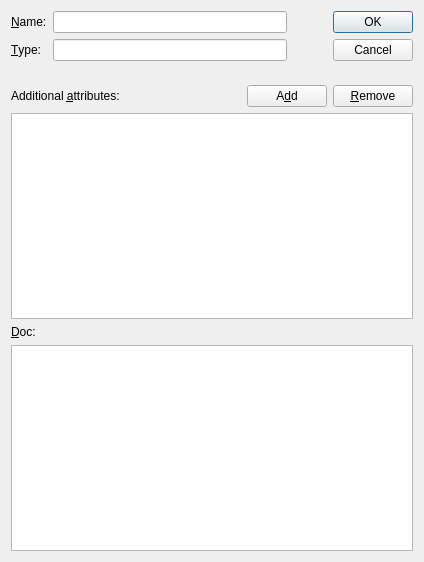
Above: ndtsconfigtool/groupdlg.ui from jkotan/nexdatas.configtool before the change. Below: the same form after it.
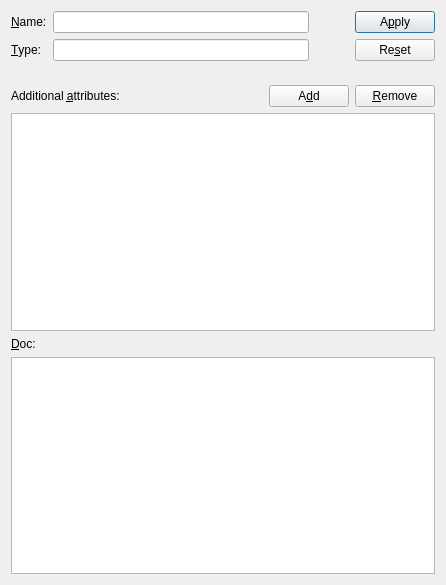
That is the form after the change.

Commit message: adding communication of GroupDlg with DomTree

The edit to the form file:
```diff
--- a/ndtsconfigtool/groupdlg.ui
+++ b/ndtsconfigtool/groupdlg.ui
@@ -6,8 +6,8 @@
    <rect>
     <x>0</x>
     <y>0</y>
-    <width>424</width>
-    <height>562</height>
+    <width>446</width>
+    <height>585</height>
    </rect>
   </property>
   <property name="minimumSize">
@@ -30,7 +30,7 @@
   </property>
   <layout class="QGridLayout" name="gridLayout">
    <item row="0" column="0">
-    <layout class="QVBoxLayout" name="verticalLayout">
+    <layout class="QVBoxLayout" name="verticalLayout_2">
      <item>
       <layout class="QHBoxLayout" name="horizontalLayout">
        <item>
@@ -80,20 +80,22 @@
         </spacer>
        </item>
        <item>
-        <widget class="QDialogButtonBox" name="buttonBox">
-         <property name="sizePolicy">
-          <sizepolicy hsizetype="Fixed" vsizetype="Fixed">
-           <horstretch>0</horstretch>
-           <verstretch>0</verstretch>
-          </sizepolicy>
-         </property>
-         <property name="orientation">
-          <enum>Qt::Vertical</enum>
-         </property>
-         <property name="standardButtons">
-          <set>QDialogButtonBox::Cancel|QDialogButtonBox::Ok</set>
-         </property>
-        </widget>
+        <layout class="QVBoxLayout" name="verticalLayout">
+         <item>
+          <widget class="QPushButton" name="applyPushButton">
+           <property name="text">
+            <string>A&amp;pply</string>
+           </property>
+          </widget>
+         </item>
+         <item>
+          <widget class="QPushButton" name="resetPushButton">
+           <property name="text">
+            <string>Re&amp;set</string>
+           </property>
+          </widget>
+         </item>
+        </layout>
        </item>
       </layout>
      </item>
```
Left out of the diff: 36 changed lines with no effect on the pictures. The commit also changes 2 other files.
